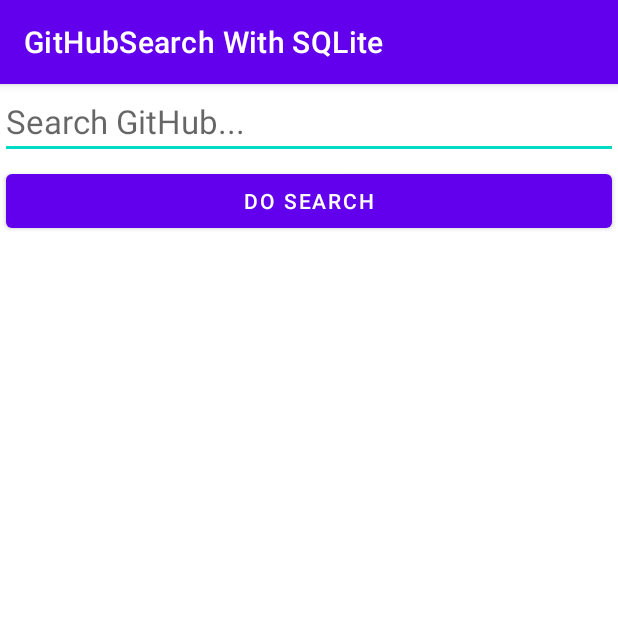
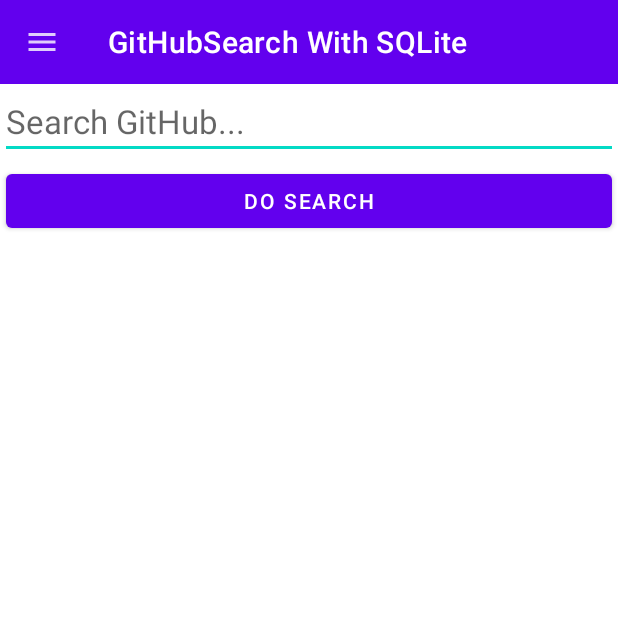
Before and after one commit to youngerj/RealtorListingsApp, an Android app: the screen it shows after launch (MainActivity), on a phone screen of 412 x 824 dp, the top half of it. Run offline under Robolectric (Android 15) with nearby library versions, the phone set to English and light mode, and no system bars; 1 statement that could not run was skipped.

Commit message:
Add code from 2/23 lecture, part 2.

```diff
--- a/app/src/main/AndroidManifest.xml
+++ b/app/src/main/AndroidManifest.xml
@@ -22,6 +22,7 @@
             android:parentActivityName=".MainActivity" />
         <activity
             android:name=".MainActivity"
+            android:theme="@style/Theme.GitHubSearch.NoActionBar"
             android:launchMode="singleTop">
             <intent-filter>
                 <action android:name="android.intent.action.MAIN" />
--- a/app/src/main/java/com/example/android/githubsearchwithsqlite/MainActivity.java
+++ b/app/src/main/java/com/example/android/githubsearchwithsqlite/MainActivity.java
@@ -1,7 +1,10 @@
 package com.example.android.githubsearchwithsqlite;
 
 import androidx.annotation.NonNull;
+import androidx.appcompat.app.ActionBar;
 import androidx.appcompat.app.AppCompatActivity;
+import androidx.appcompat.widget.Toolbar;
+import androidx.core.view.GravityCompat;
 import androidx.drawerlayout.widget.DrawerLayout;
 import androidx.lifecycle.Observer;
 import androidx.lifecycle.ViewModelProvider;
@@ -100,6 +103,13 @@ public class MainActivity extends AppCompatActivity
         NavigationView navigationView = findViewById(R.id.nv_nav_drawer);
         navigationView.setNavigationItemSelectedListener(this);
 
+        Toolbar toolbar = findViewById(R.id.toolbar);
+        setSupportActionBar(toolbar);
+
+        ActionBar actionBar = getSupportActionBar();
+        actionBar.setDisplayHomeAsUpEnabled(true);
+        actionBar.setHomeAsUpIndicator(R.drawable.ic_menu);
+
         Button searchButton = (Button)findViewById(R.id.btn_search);
         searchButton.setOnClickListener(new View.OnClickListener() {
             @Override
@@ -193,6 +203,9 @@ public class MainActivity extends AppCompatActivity
                 Intent intent = new Intent(this, SettingsActivity.class);
                 startActivity(intent);
                 return true;
+            case android.R.id.home:
+                this.drawerLayout.openDrawer(GravityCompat.START);
+
             default:
                 return super.onOptionsItemSelected(item);
         }
--- /dev/null
+++ b/app/src/main/res/drawable-anydpi/ic_menu.xml
@@ -0,0 +1,11 @@
+<vector xmlns:android="http://schemas.android.com/apk/res/android"
+    android:width="24dp"
+    android:height="24dp"
+    android:viewportWidth="24"
+    android:viewportHeight="24"
+    android:tint="#FFFFFF"
+    android:alpha="0.8">
+  <path
+      android:fillColor="@android:color/white"
+      android:pathData="M3,18h18v-2L3,16v2zM3,13h18v-2L3,11v2zM3,6v2h18L21,6L3,6z"/>
+</vector>
--- a/app/src/main/res/layout/activity_main.xml
+++ b/app/src/main/res/layout/activity_main.xml
@@ -12,6 +12,13 @@
         android:layout_height="match_parent"
         android:orientation="vertical"
         tools:context=".MainActivity">
+
+        <androidx.appcompat.widget.Toolbar
+            android:id="@+id/toolbar"
+            android:layout_width="match_parent"
+            android:layout_height="?attr/actionBarSize"
+            android:background="?attr/colorPrimary"
+            android:theme="@style/ThemeOverlay.AppCompat.Dark" />
 
         <EditText
             android:id="@+id/et_search_box"
--- a/app/src/main/res/values-night/themes.xml
+++ b/app/src/main/res/values-night/themes.xml
@@ -14,7 +14,7 @@
         <!-- Customize your theme here. -->
     </style>
 
-    <style name="Theme.GitHubSearch.NoActionBar." parent="Theme.MaterialComponents.DayNight.NoActionBar">
+    <style name="Theme.GitHubSearch.NoActionBar" parent="Theme.MaterialComponents.DayNight.NoActionBar">
         <!-- Primary brand color. -->
         <item name="colorPrimary">@color/purple_200</item>
         <item name="colorPrimaryVariant">@color/purple_700</item>
```
Also changed, not shown: app/src/main/res/drawable-hdpi/ic_menu.png (added), app/src/main/res/drawable-mdpi/ic_menu.png (added), app/src/main/res/drawable-xhdpi/ic_menu.png (added), app/src/main/res/drawable-xxhdpi/ic_menu.png (added).
